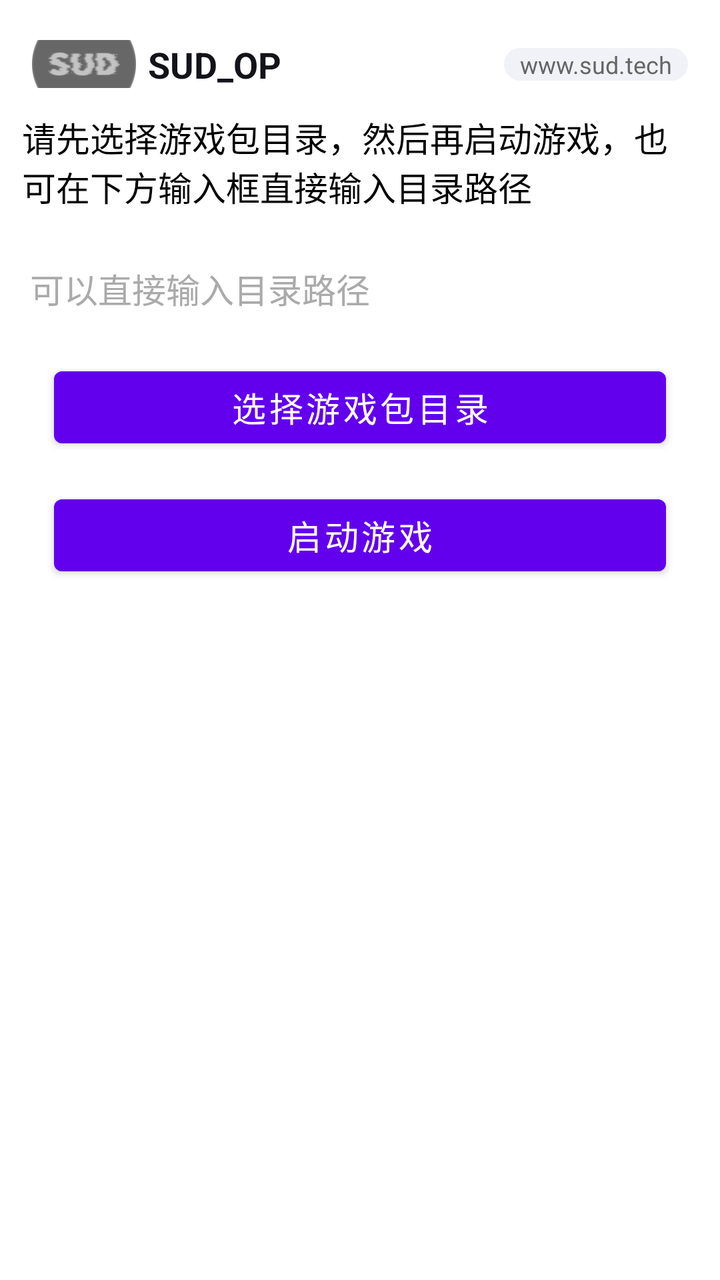
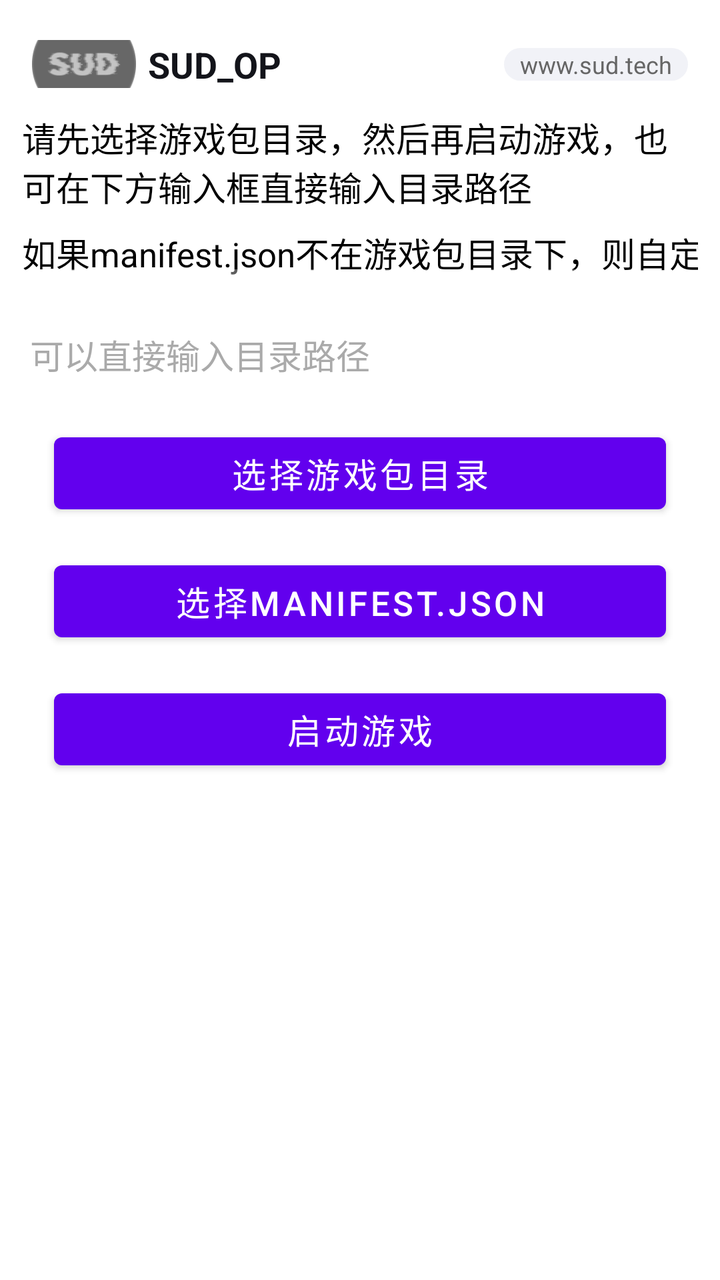

The first picture is an Android layout as it rendered before a commit; the second is the same layout after the commit. The layout source and the unified diff follow.
<!-- AndroidManifest.xml: application theme Theme.Hellosudandroid -->
<!-- res/layout/activity_main.xml -->
<?xml version="1.0" encoding="utf-8"?>
<androidx.constraintlayout.widget.ConstraintLayout xmlns:android="http://schemas.android.com/apk/res/android"
    android:layout_width="match_parent"
    android:layout_height="match_parent"
    android:background="@color/white"
    xmlns:app="http://schemas.android.com/apk/res-auto">

    <androidx.constraintlayout.widget.ConstraintLayout
        android:id="@+id/top_bar"
        android:layout_width="match_parent"
        android:layout_height="wrap_content"
        android:paddingBottom="12dp"
        android:layout_marginTop="10dp"
        android:focusable="true"
        android:focusableInTouchMode="true"
        app:layout_constraintTop_toTopOf="parent">

        <ImageView
            android:id="@+id/view_logo"
            android:layout_width="52dp"
            android:layout_height="24dp"
            android:src="@drawable/ic_default_avatar"
            android:scaleType="centerCrop"
            android:layout_marginStart="16dp"
            android:layout_marginTop="10dp"
            app:layout_constraintStart_toStartOf="parent"
            app:layout_constraintTop_toTopOf="parent" />

        <TextView
            android:layout_width="wrap_content"
            android:layout_height="wrap_content"
            android:text="@string/main_top_title"
            android:textColor="#13141a"
            android:textSize="18sp"
            android:layout_marginStart="6dp"
            android:textStyle="bold"
            app:layout_constraintTop_toTopOf="@id/view_logo"
            app:layout_constraintBottom_toBottomOf="@id/view_logo"
            app:layout_constraintStart_toEndOf="@id/view_logo" />

        <TextView
            android:layout_width="wrap_content"
            android:layout_height="wrap_content"
            android:paddingHorizontal="8dp"
            android:textSize="12sp"
            android:textColor="#666666"
            android:text="@string/main_top_url"
            android:layout_marginEnd="16dp"
            android:background="@drawable/shape_round_66dbdeec"
            app:layout_constraintTop_toTopOf="@id/view_logo"
            app:layout_constraintBottom_toBottomOf="@id/view_logo"
            app:layout_constraintEnd_toEndOf="parent" />

    </androidx.constraintlayout.widget.ConstraintLayout>

    <LinearLayout
        android:id="@+id/recycler_view"
        android:layout_width="match_parent"
        android:layout_height="0dp"
        android:paddingHorizontal="11dp"
        android:paddingBottom="16dp"
        android:clipToPadding="false"
        android:orientation="vertical"
        android:gravity="center_horizontal"
        app:layout_constraintTop_toBottomOf="@id/top_bar"
        app:layout_constraintBottom_toBottomOf="parent">

        <TextView
            android:id="@+id/tv_info"
            android:layout_width="wrap_content"
            android:layout_height="wrap_content"
            android:textSize="17sp"
            android:textColor="@color/black"
            android:text="请先选择游戏包目录，然后再启动游戏，也可在下方输入框直接输入目录路径" />

        <EditText
            android:id="@+id/et_path"
            android:layout_width="match_parent"
            android:layout_height="wrap_content"
            android:layout_marginTop="16dp"
            android:hint="可以直接输入目录路径"
            android:textColorHint="#aaaaaa"
            android:textSize="17sp"
            android:textColor="@color/black" />

        <Button
            android:id="@+id/btn_select"
            android:layout_width="match_parent"
            android:layout_height="wrap_content"
            android:layout_marginHorizontal="16dp"
            android:layout_marginTop="16dp"
            android:text="选择游戏包目录"
            android:textSize="17sp"
            android:textColor="@color/white" />

        <Button
            android:id="@+id/btn_start"
            android:layout_width="match_parent"
            android:layout_height="wrap_content"
            android:layout_marginHorizontal="16dp"
            android:layout_marginTop="16dp"
            android:text="启动游戏"
            android:textSize="17sp"
            android:textColor="@color/white" />

    </LinearLayout>

</androidx.constraintlayout.widget.ConstraintLayout>
<!-- resources referenced by this layout -->
<resources>
  <color name="black">#FF000000</color>
  <color name="white">#FFFFFFFF</color>
  <!-- drawable ic_default_avatar: png bitmap (drawable-xhdpi, 10031 bytes) -->
  <!-- drawable shape_round_66dbdeec (drawable) -->
  <?xml version="1.0" encoding="utf-8"?>
  <shape xmlns:android="http://schemas.android.com/apk/res/android">
      <solid android:color="#66dbdeec" />
      <corners android:radius="50dp" />
  </shape>
  <string name="main_top_title">SUD_OP</string>
  <string name="main_top_url">www.sud.tech</string>
  <style name="Theme.Hellosudandroid" parent="Theme.MaterialComponents.NoActionBar">
          
          <item name="colorPrimary">@color/purple_500</item>
          <item name="colorPrimaryVariant">@color/purple_700</item>
          <item name="colorOnPrimary">@color/white</item>
          
          <item name="colorSecondary">@color/teal_200</item>
          <item name="colorSecondaryVariant">@color/teal_700</item>
          <item name="colorOnSecondary">@color/black</item>
          
          <item name="android:statusBarColor" tools:targetApi="l">@color/white</item>
          
          <item name="android:windowNoTitle">true</item>
          <item name="android:windowBackground">@color/white</item>
      </style>
  <color name="purple_500">#FF6200EE</color>
  <color name="purple_700">#FF3700B3</color>
  <color name="teal_200">#FF03DAC5</color>
  <color name="teal_700">#FF018786</color>
</resources>

<!-- the commit's change to res/layout/activity_main.xml (unified diff, before → after) -->
@@ -73,6 +73,22 @@
             android:textColor="@color/black"
             android:text="请先选择游戏包目录，然后再启动游戏，也可在下方输入框直接输入目录路径" />
 
+        <HorizontalScrollView
+            android:layout_width="match_parent"
+            android:layout_height="wrap_content">
+
+            <TextView
+                android:id="@+id/tv_manifest_info"
+                android:layout_width="wrap_content"
+                android:layout_height="wrap_content"
+                android:textSize="17sp"
+                android:textColor="@color/black"
+                android:layout_marginTop="8dp"
+                android:singleLine="true"
+                android:text="如果manifest.json不在游戏包目录下，则自定义选择" />
+
+        </HorizontalScrollView>
+
         <EditText
             android:id="@+id/et_path"
             android:layout_width="match_parent"
@@ -94,6 +110,16 @@
             android:textColor="@color/white" />
 
         <Button
+            android:id="@+id/btn_select_manifestjson"
+            android:layout_width="match_parent"
+            android:layout_height="wrap_content"
+            android:layout_marginHorizontal="16dp"
+            android:layout_marginTop="16dp"
+            android:text="选择manifest.json"
+            android:textSize="17sp"
+            android:textColor="@color/white" />
+
+        <Button
             android:id="@+id/btn_start"
             android:layout_width="match_parent"
             android:layout_height="wrap_content"
